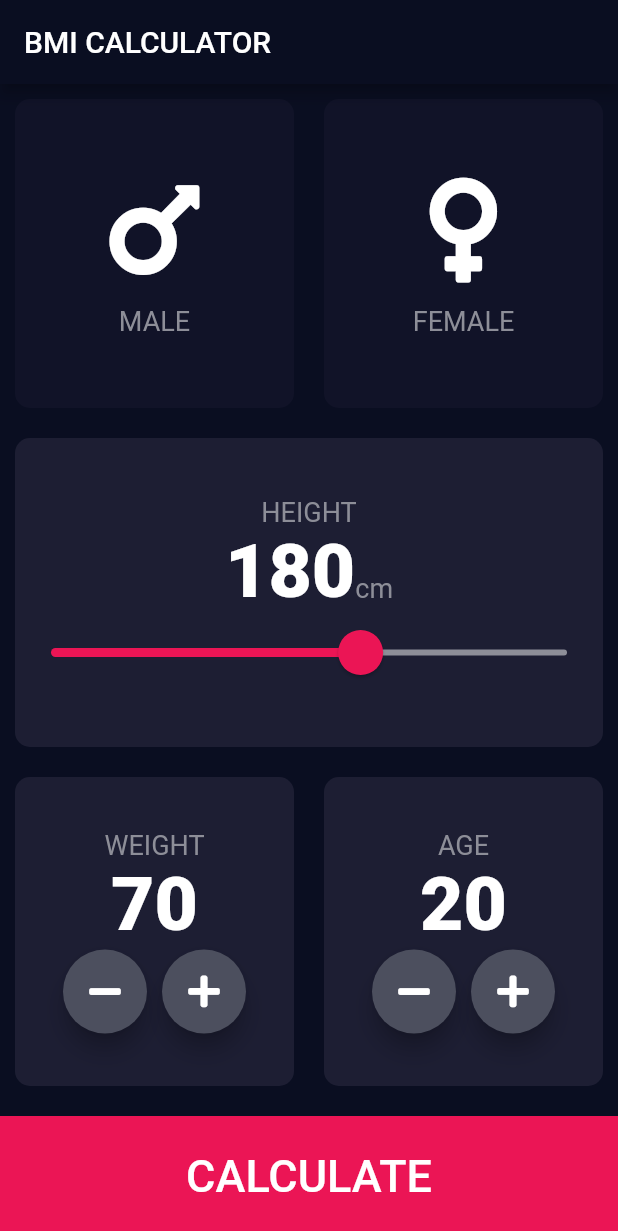
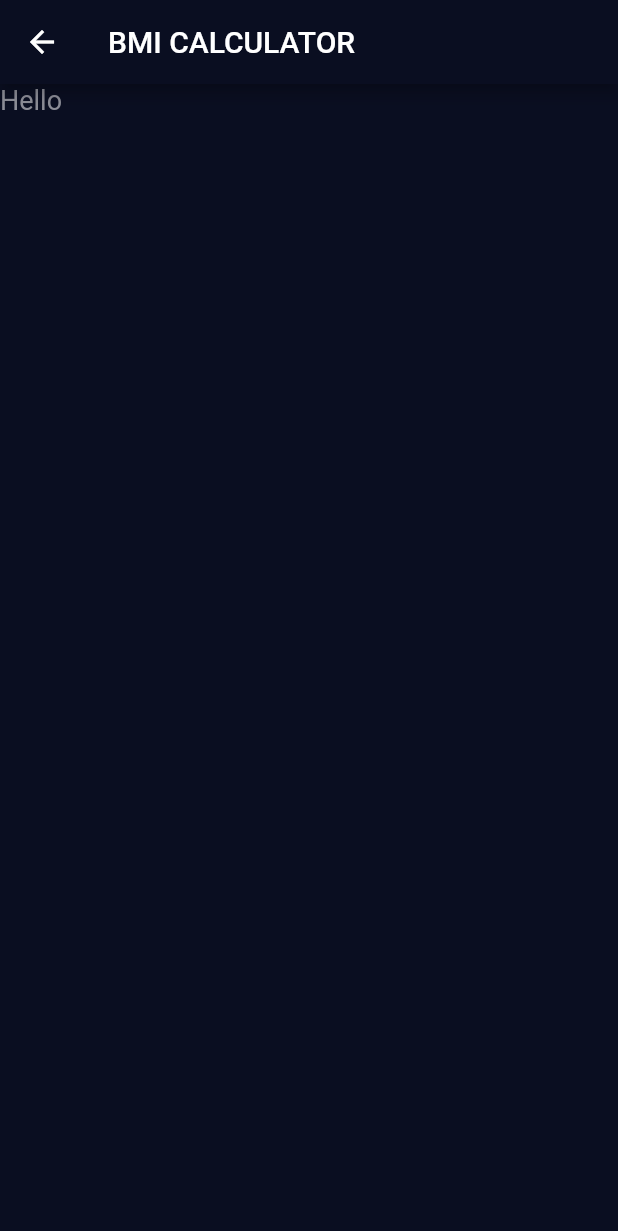
Before and after one commit to ezazulhaq/bmi_calculator_flutter, a Flutter app: the screen it shows after launch, after a tap on "CALCULATE", on a phone screen of 412 x 824 dp. Shown: the top 1231 px of the screen. Run offline on Flutter 3.47's test engine with Material 2 defaults, Android fonts, the phone set to English and light mode, and no system bars; our stand-ins replace font_awesome_flutter.

Commit message:
Design Calculate Button and Navigate to Results Page

```diff
--- a/lib/input_page.dart
+++ b/lib/input_page.dart
@@ -144,6 +144,7 @@ class _InputPageState extends State<InputPage> {
                           mainAxisAlignment: MainAxisAlignment.center,
                           children: <Widget>[
                             RoundIconButton(
+                              hero: 'weightMinus',
                               icon: FontAwesomeIcons.minus,
                               onPress: () {
                                 setState(() {
@@ -155,6 +156,7 @@ class _InputPageState extends State<InputPage> {
                               width: 10.0,
                             ),
                             RoundIconButton(
+                              hero: 'weightPlus',
                               icon: FontAwesomeIcons.plus,
                               onPress: () {
                                 setState(() {
@@ -187,6 +189,7 @@ class _InputPageState extends State<InputPage> {
                           mainAxisAlignment: MainAxisAlignment.center,
                           children: <Widget>[
                             RoundIconButton(
+                              hero: 'ageMinus',
                               icon: FontAwesomeIcons.minus,
                               onPress: () {
                                 setState(() {
@@ -198,6 +201,7 @@ class _InputPageState extends State<InputPage> {
                               width: 10.0,
                             ),
                             RoundIconButton(
+                              hero: 'agePlus',
                               icon: FontAwesomeIcons.plus,
                               onPress: () {
                                 setState(() {
@@ -214,20 +218,16 @@ class _InputPageState extends State<InputPage> {
               ],
             ),
           ),
-          Container(
-            color: kButtomContainerColor,
-            height: kButtomButtonHeight,
-            margin: EdgeInsets.only(top: 10.0),
-            child: FlatButton(
-              onPressed: () {},
-              child: Column(
-                mainAxisAlignment: MainAxisAlignment.center,
-                children: <Widget>[
-                  Text(
-                    'CALCULATE',
-                    style: kButtonText,
-                  ),
-                ],
+          GestureDetector(
+            onTap: () => Navigator.pushNamed(context, '/calc'),
+            child: Container(
+              color: kButtomContainerColor,
+              height: kButtomButtonHeight,
+              padding: EdgeInsets.only(top: 20.0),
+              child: Text(
+                'CALCULATE',
+                style: kButtonText,
+                textAlign: TextAlign.center,
               ),
             ),
           )
--- a/lib/main.dart
+++ b/lib/main.dart
@@ -1,3 +1,4 @@
+import 'package:bmi_calculator/results_page.dart';
 import 'package:flutter/material.dart';
 import 'input_page.dart';
 
@@ -17,7 +18,11 @@ class BMICalculator extends StatelessWidget {
         ),
         accentColor: Colors.blueGrey,
       ),
-      home: InputPage(),
+      initialRoute: '/',
+      routes: {
+        '/': (BuildContext context) => InputPage(),
+        '/calc': (BuildContext context) => ResultsPage(),
+      },
     );
   }
 }
--- /dev/null
+++ b/lib/results_page.dart
@@ -0,0 +1,19 @@
+import 'package:bmi_calculator/constants.dart';
+import 'package:flutter/material.dart';
+
+class ResultsPage extends StatelessWidget {
+  @override
+  Widget build(BuildContext context) {
+    return Scaffold(
+      appBar: AppBar(
+        title: Text(
+          'BMI CALCULATOR',
+        ),
+      ),
+      body: Text(
+        'Hello',
+        style: kLableText,
+      ),
+    );
+  }
+}
--- a/lib/round_icon_button.dart
+++ b/lib/round_icon_button.dart
@@ -1,10 +1,11 @@
 import 'package:flutter/material.dart';
 
 class RoundIconButton extends StatelessWidget {
-  RoundIconButton({@required this.icon, @required this.onPress});
+  RoundIconButton({@required this.icon, @required this.onPress, this.hero});
 
   final IconData icon;
   final Function onPress;
+  final String hero;
   @override
   Widget build(BuildContext context) {
     return FloatingActionButton(
@@ -14,6 +15,7 @@ class RoundIconButton extends StatelessWidget {
         color: Colors.white,
       ),
       onPressed: onPress,
+      heroTag: hero,
     );
   }
 }
```
